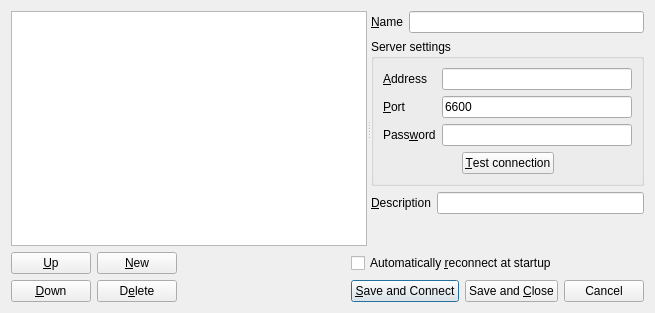
Before: the Qt Designer form src/ConnectionDialog.ui in soramimi/SkyMPC, drawn with Qt 5.
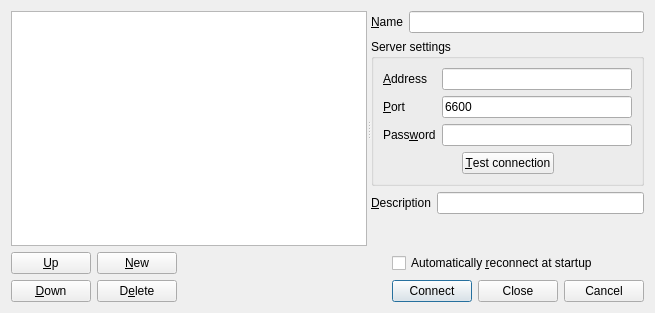
After: the same form once the commit is applied.

```diff
--- a/src/ConnectionDialog.ui
+++ b/src/ConnectionDialog.ui
@@ -272,7 +272,7 @@
      <item row="1" column="3">
       <widget class="QPushButton" name="pushButton_connect">
        <property name="text">
-        <string>&amp;Save and Connect</string>
+        <string>Connect</string>
        </property>
        <property name="default">
         <bool>true</bool>
@@ -282,7 +282,7 @@
      <item row="1" column="4">
       <widget class="QPushButton" name="pushButton_save_and_close">
        <property name="text">
-        <string>Save and &amp;Close</string>
+        <string>Close</string>
        </property>
       </widget>
      </item>
```
